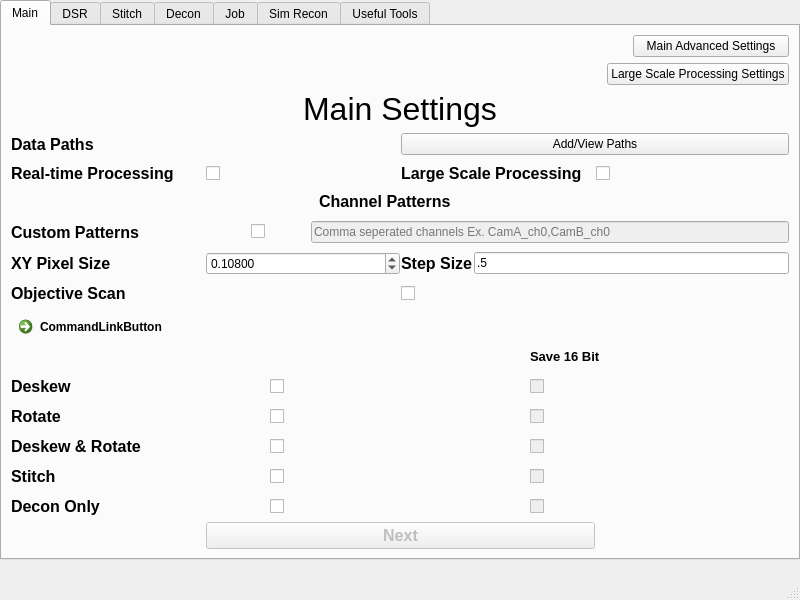
Qt form src/mainwindow.ui (abcucberkeley/PetaKit5D-GUI) before a commit.
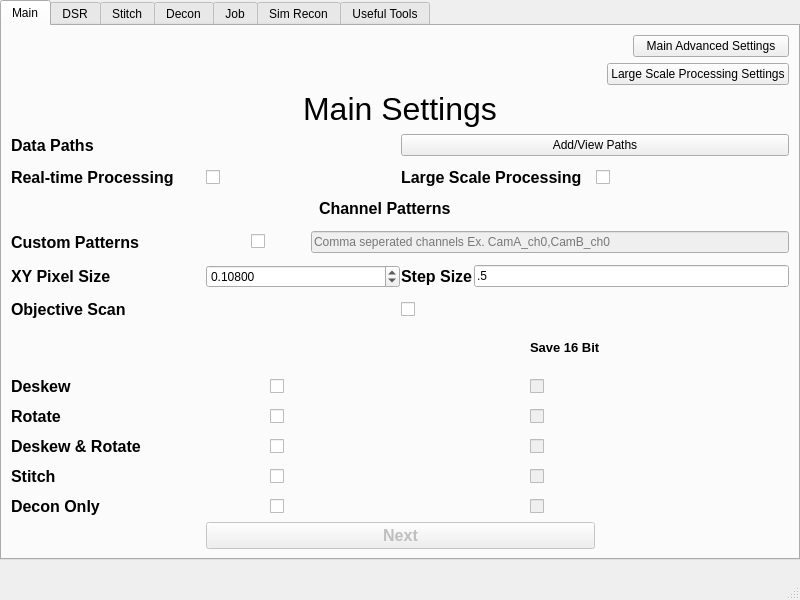
The same form after that commit.

Commit message: Removed Command Link Button

```diff
--- a/src/mainwindow.ui
+++ b/src/mainwindow.ui
@@ -503,13 +503,6 @@
         <property name="spacing">
          <number>1</number>
         </property>
-        <item>
-         <widget class="QCommandLinkButton" name="commandLinkButton">
-          <property name="text">
-           <string>CommandLinkButton</string>
-          </property>
-         </widget>
-        </item>
         <item>
          <layout class="QHBoxLayout" name="horizontalLayout_32" stretch="1,1,1">
           <property name="spacing">
```
